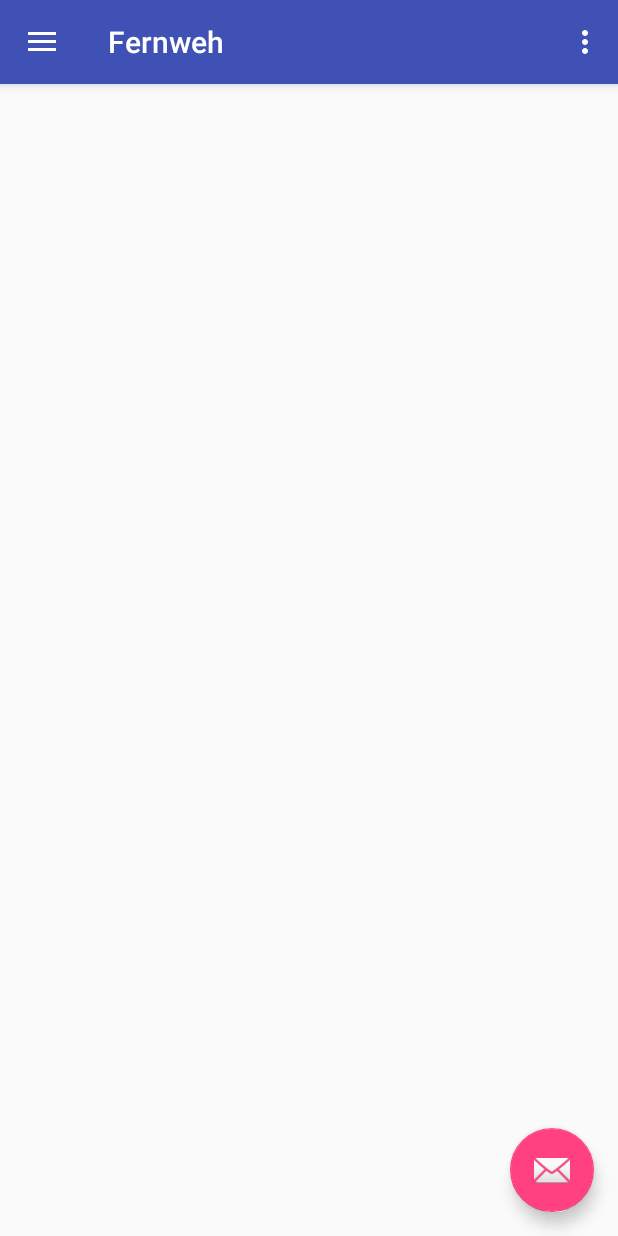
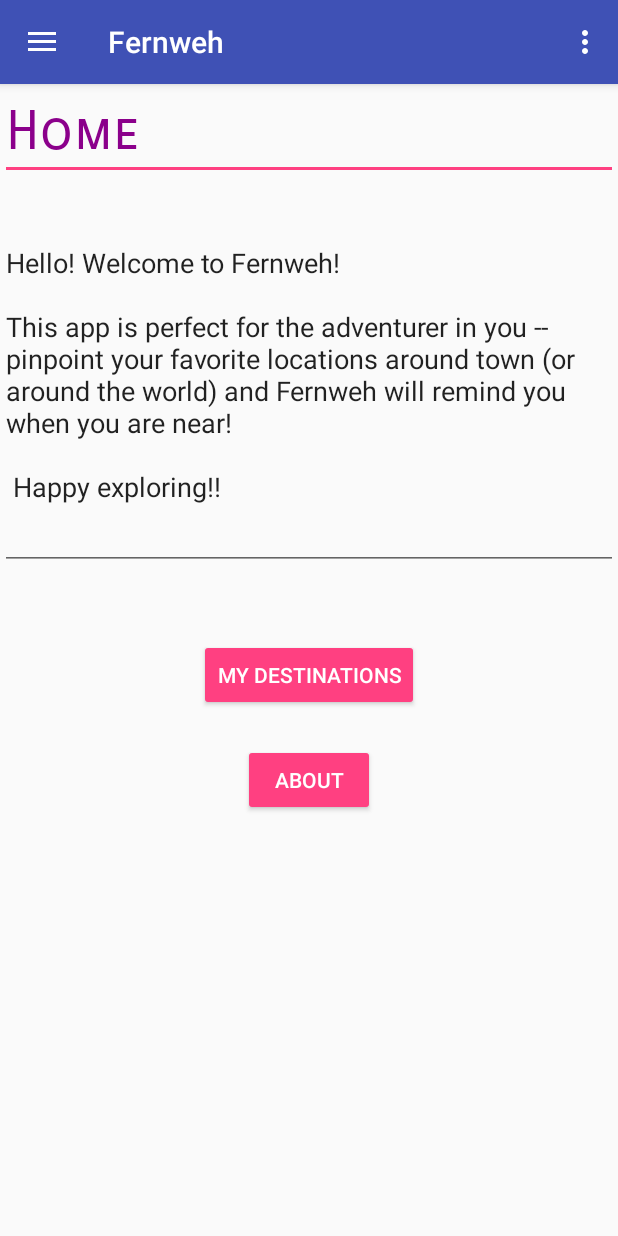
Before and after one commit to anushri27/Fernweh, an Android app: the screen it shows after launch (MainActivity), on a phone screen of 412 x 824 dp. Run offline under Robolectric (Android 15) with nearby library versions, the phone set to English and light mode, and no system bars.

```diff
--- a/app/src/main/java/com/example/anush/fernweh/MainActivity.java
+++ b/app/src/main/java/com/example/anush/fernweh/MainActivity.java
@@ -27,15 +27,6 @@ public class MainActivity extends AppCompatActivity implements NavigationView.On
         Toolbar toolbar = (Toolbar) findViewById(R.id.toolbar);
         setSupportActionBar(toolbar);
 
-        FloatingActionButton fab = (FloatingActionButton) findViewById(R.id.fab);
-        fab.setOnClickListener(new View.OnClickListener() {
-            @Override
-            public void onClick(View view) {
-                Snackbar.make(view, "Replace with your own action", Snackbar.LENGTH_LONG)
-                        .setAction("Action", null).show();
-            }
-        });
-
         DrawerLayout drawer = (DrawerLayout) findViewById(R.id.drawer_layout);
         ActionBarDrawerToggle toggle = new ActionBarDrawerToggle(
                 this, drawer, toolbar, R.string.navigation_drawer_open, R.string.navigation_drawer_close);
@@ -44,6 +35,10 @@ public class MainActivity extends AppCompatActivity implements NavigationView.On
 
         NavigationView navigationView = (NavigationView) findViewById(R.id.nav_view);
         navigationView.setNavigationItemSelectedListener(this);
+
+        getFragmentManager().beginTransaction()
+                .replace(R.id.content_frame
+                        ,new HomeFragment()).commit();
     }
 
     @Override
--- a/app/src/main/res/layout/app_bar_main.xml
+++ b/app/src/main/res/layout/app_bar_main.xml
@@ -22,12 +22,4 @@
 
     <include layout="@layout/content_main" />
 
-    <android.support.design.widget.FloatingActionButton
-        android:id="@+id/fab"
-        android:layout_width="wrap_content"
-        android:layout_height="wrap_content"
-        android:layout_gravity="bottom|end"
-        android:layout_margin="@dimen/fab_margin"
-        app:srcCompat="@android:drawable/ic_dialog_email" />
-
 </android.support.design.widget.CoordinatorLayout>
--- a/app/src/main/res/layout/content_main.xml
+++ b/app/src/main/res/layout/content_main.xml
@@ -2,11 +2,12 @@
 <android.support.constraint.ConstraintLayout xmlns:android="http://schemas.android.com/apk/res/android"
     xmlns:app="http://schemas.android.com/apk/res-auto"
     xmlns:tools="http://schemas.android.com/tools"
-    android:layout_width="match_parent"
-    android:layout_height="match_parent"
+    android:layout_width="wrap_content"
+    android:layout_height="wrap_content"
     app:layout_behavior="@string/appbar_scrolling_view_behavior"
     tools:context="com.example.anush.fernweh.MainActivity"
     tools:showIn="@layout/app_bar_main">
+
 
     <TextView
         android:layout_width="wrap_content"
@@ -14,14 +15,17 @@
         app:layout_constraintBottom_toBottomOf="parent"
         app:layout_constraintLeft_toLeftOf="parent"
         app:layout_constraintRight_toRightOf="parent"
-        app:layout_constraintTop_toTopOf="parent" />
+        app:layout_constraintTop_toTopOf="parent"
+        app:layout_constraintHorizontal_bias="0.707"
+        app:layout_constraintVertical_bias="0.522"
+        android:id="@+id/textView" />
 
     <FrameLayout
         android:id="@+id/content_frame"
-        android:layout_width="match_parent"
-        android:layout_height="match_parent"
-        tools:layout_editor_absoluteY="8dp"
-        tools:layout_editor_absoluteX="8dp">
+        android:layout_width="wrap_content"
+        android:layout_height="wrap_content"
+        tools:layout_editor_absoluteX="8dp"
+        tools:layout_editor_absoluteY="4dp">
 
     </FrameLayout>
 </android.support.constraint.ConstraintLayout>
--- a/app/src/main/res/layout/home_page.xml
+++ b/app/src/main/res/layout/home_page.xml
@@ -23,17 +23,17 @@
         android:id="@+id/editText2"
         android:layout_width="wrap_content"
         android:layout_height="260dp"
-        android:layout_alignParentEnd="true"
         android:layout_alignParentLeft="true"
-        android:layout_alignParentRight="true"
         android:layout_alignParentStart="true"
-        android:layout_below="@+id/Homepg"
         android:ems="10"
         android:inputType="textMultiLine"
         android:text="Hello! Welcome to Fernweh!
 \n\nThis app is perfect for the adventurer in you -- pinpoint your favorite locations around town (or around the world)
 and Fernweh will remind you when you are near!
-\n\n Happy exploring!!" />
+\n\n Happy exploring!!"
+        android:layout_below="@+id/Homepg"
+        android:layout_alignParentRight="true"
+        android:layout_alignParentEnd="true" />
 
 
     // about button
--- a/app/src/main/res/menu/activity_main_drawer.xml
+++ b/app/src/main/res/menu/activity_main_drawer.xml
@@ -14,12 +14,15 @@
             android:id="@+id/nav_my_destinations"
             android:icon="@drawable/ic_menu_slideshow"
             android:title="My Destinations" />
+<!--
         <item
             android:id="@+id/nav_manage"
             android:icon="@drawable/ic_menu_manage"
             android:title="Tools" />
+-->
     </group>
 
+<!--
     <item android:title="Communicate">
         <menu>
             <item
@@ -32,5 +35,6 @@
                 android:title="Send" />
         </menu>
     </item>
+-->
 
 </menu>
```
